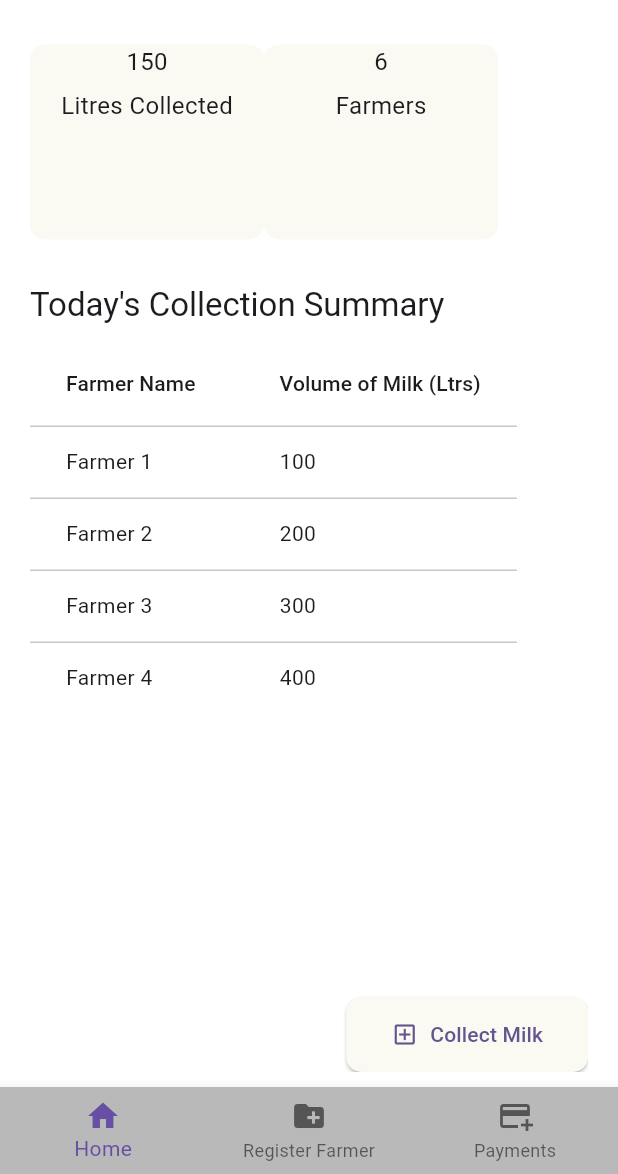
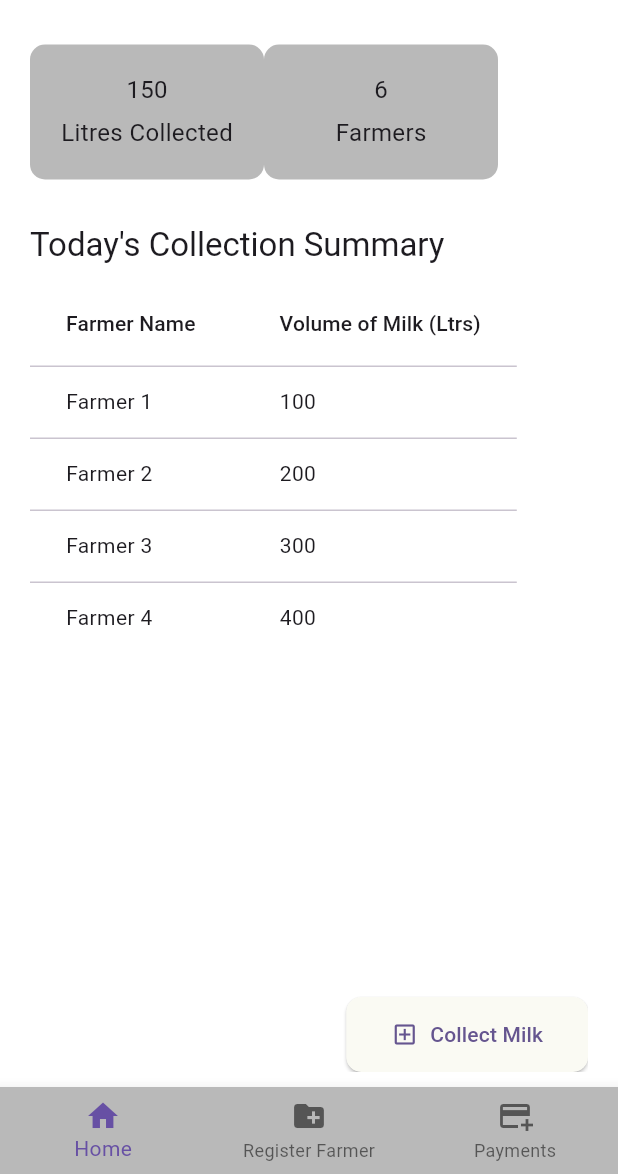
Before and after one commit to kariuki-joseph/wanda-dairy, a Flutter app: the screen it shows after launch, on a phone screen of 412 x 824 dp, the part 62-1236 px from its top. Run offline on Flutter 3.47's test engine with Material 3 defaults, Android fonts, the phone set to English and light mode, and no system bars; our stand-ins replace get.

Commit message:
change background color of widget

```diff
--- a/lib/widgets/info_box.dart
+++ b/lib/widgets/info_box.dart
@@ -18,12 +18,14 @@ class InfoBox extends StatelessWidget {
       onTap: onTap,
       child: Container(
         width: 156,
-        height: 130,
+        height: 90,
         decoration: BoxDecoration(
-          color: Theme.of(context).colorScheme.background,
+          color: Theme.of(context).colorScheme.secondary,
           borderRadius: BorderRadius.circular(10),
         ),
         child: Column(
+          mainAxisAlignment: MainAxisAlignment.center,
+          crossAxisAlignment: CrossAxisAlignment.center,
           children: [
             top,
             const SizedBox(height: 5.0),
```
